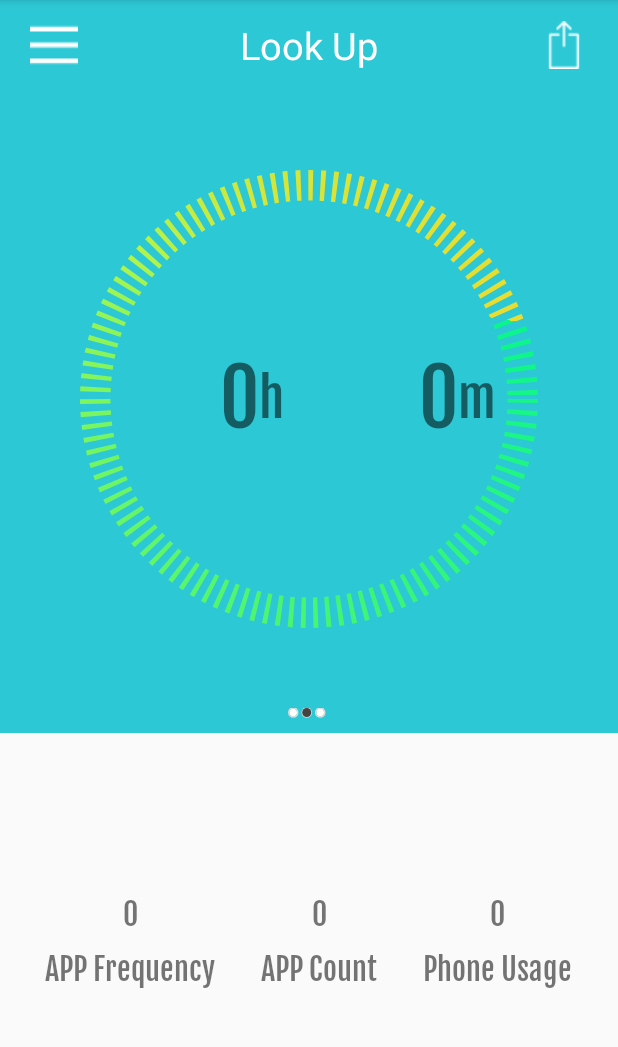
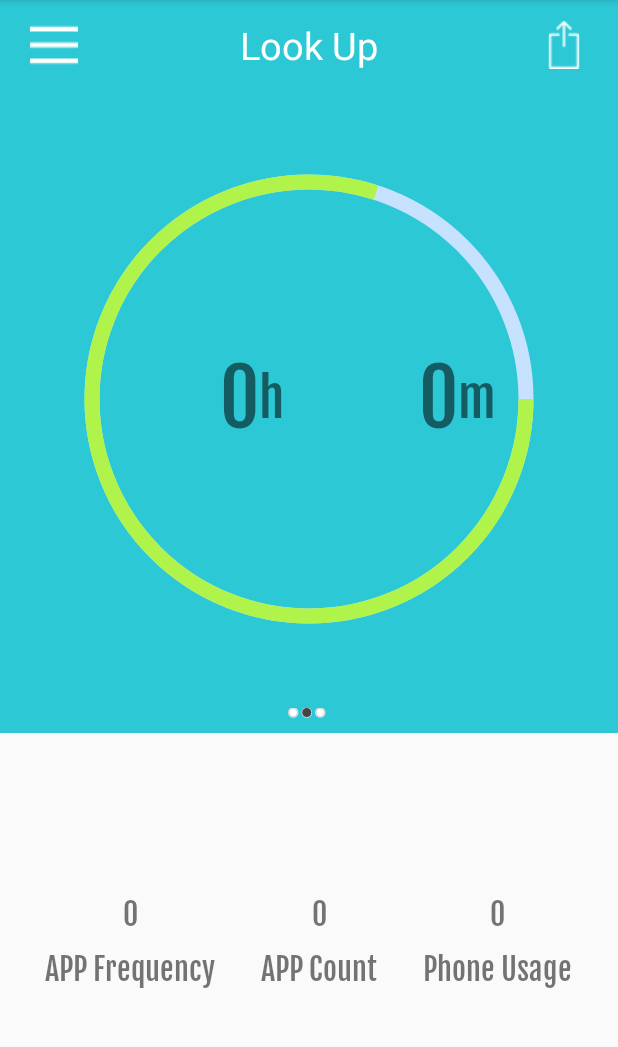
Before and after one commit to snowzhai/TimeManager, an Android app: the fragment ContentFragment shown on its own in the app's theme, on a phone screen of 412 x 824 dp, the part 84-1131 px from its top. Run offline under Robolectric (Android 15) with nearby library versions, the phone set to English and light mode, and no system bars; libraries missing offline, so code that uses them is left out: com.github.mikephil.charting, com.jeremyfeinstein.slidingmenu; 92 statements that could not run were skipped.

```diff
--- a/Time/src/main/java/com/tm/timemanager/fragment/SettingFragment.java
+++ b/Time/src/main/java/com/tm/timemanager/fragment/SettingFragment.java
@@ -13,11 +13,14 @@ import com.tm.timemanager.application.MyApplication;
  */
 public class SettingFragment extends BaseFragment {
 
+    private boolean isChecked;
+
     @Override
     public View initViews() {
-
+        isChecked = MyApplication.gettime("isChecked", true);
         View view = View.inflate(mActivity, R.layout.fragment_setting, null);
         final Switch swith = (Switch) view.findViewById(R.id.switch1);
+        swith.setChecked(!isChecked);
         swith.setOnCheckedChangeListener(new CompoundButton.OnCheckedChangeListener() {
             @Override
             public void onCheckedChanged(CompoundButton buttonView, boolean isChecked) {
--- a/Time/src/main/java/com/tm/timemanager/pager/HomePager.java
+++ b/Time/src/main/java/com/tm/timemanager/pager/HomePager.java
@@ -12,7 +12,9 @@ import android.widget.TextView;
 
 import com.tm.timemanager.R;
 import com.tm.timemanager.Utils.DateUtil;
+import com.tm.timemanager.application.MyApplication;
 import com.tm.timemanager.dao.DBOpenHelperdao;
+import com.tm.timemanager.view.RoundProgressBar;
 
 /**
  * Created by CHENQIAO on 2016/4/20.
@@ -26,6 +28,7 @@ public class HomePager extends BasePager {
     private LinearLayout rl_main_content;
     public View mView;
     private int i;
+    private RoundProgressBar roundProgressBar;
 
     public HomePager(Activity activity) {
         super(activity);
@@ -86,6 +89,15 @@ public class HomePager extends BasePager {
 
         animator2.start();
 
+        roundProgressBar = (RoundProgressBar) mView.findViewById(R.id.roundProgressBar);
+        int width = MyApplication.getPhoneWidth(mActivity);
+        int height = MyApplication.getPhoneHeight(mActivity);
+        i = (height > width) ? width : height;
+
+        roundProgressBar.setCricleProgressColor(0xffB0F44B);
+
+
+        roundProgressBar.setProgress(80);
 
 
     }
@@ -121,6 +133,4 @@ public class HomePager extends BasePager {
         tv_main_hour.setText(hour);
         tv_main_minute.setText(minutes);
     }
-
-
 }
--- /dev/null
+++ b/Time/src/main/java/com/tm/timemanager/view/RoundProgressBar.java
@@ -0,0 +1,247 @@
+package com.tm.timemanager.view;
+
+import android.content.Context;
+import android.content.res.TypedArray;
+import android.graphics.Canvas;
+import android.graphics.Color;
+import android.graphics.Paint;
+import android.graphics.RectF;
+import android.graphics.Typeface;
+import android.util.AttributeSet;
+import android.util.Log;
+import android.view.View;
+
+import com.tm.timemanager.R;
+
+/**
+ * Created by CHENQIAO on 2016/4/25.
+ */
+public class RoundProgressBar extends View {
+    /**
+     * 画笔对象的引用
+     */
+    private Paint paint;
+
+    /**
+     * 圆环的颜色
+     */
+    private int roundColor;
+
+    /**
+     * 圆环进度的颜色
+     */
+    private int roundProgressColor;
+
+    /**
+     * 中间进度百分比的字符串的颜色
+     */
+    private int textColor;
+
+    /**
+     * 中间进度百分比的字符串的字体
+     */
+    private float textSize;
+
+    /**
+     * 圆环的宽度
+     */
+    private float roundWidth;
+
+    /**
+     * 最大进度
+     */
+    private int max;
+
+    /**
+     * 当前进度
+     */
+    private int progress;
+    /**
+     * 是否显示中间的进度
+     */
+    private boolean textIsDisplayable;
+
+    /**
+     * 进度的风格，实心或者空心
+     */
+    private int style;
+
+    public static final int STROKE = 0;
+    public static final int FILL = 1;
+
+    public RoundProgressBar(Context context) {
+        this(context, null);
+    }
+
+    public RoundProgressBar(Context context, AttributeSet attrs) {
+        this(context, attrs, 0);
+    }
+
+    public RoundProgressBar(Context context, AttributeSet attrs, int defStyle) {
+        super(context, attrs, defStyle);
+
+        paint = new Paint();
+
+
+        TypedArray mTypedArray = context.obtainStyledAttributes(attrs,
+                R.styleable.RoundProgressBar);
+
+        //获取自定义属性和默认值
+        roundColor = mTypedArray.getColor(R.styleable.RoundProgressBar_roundColor, Color.RED);
+        roundProgressColor = mTypedArray.getColor(R.styleable.RoundProgressBar_roundProgressColor, Color.GREEN);
+        textColor = mTypedArray.getColor(R.styleable.RoundProgressBar_textColor, Color.GREEN);
+        textSize = mTypedArray.getDimension(R.styleable.RoundProgressBar_textSize, 15);
+        roundWidth = mTypedArray.getDimension(R.styleable.RoundProgressBar_roundWidth, 5);
+        max = mTypedArray.getInteger(R.styleable.RoundProgressBar_max, 100);
+        textIsDisplayable = mTypedArray.getBoolean(R.styleable.RoundProgressBar_textIsDisplayable, true);
+        style = mTypedArray.getInt(R.styleable.RoundProgressBar_style, 0);
+
+        mTypedArray.recycle();
+    }
+
+
+    @Override
+    protected void onDraw(Canvas canvas) {
+        super.onDraw(canvas);
+
+        /**
+         * 画最外层的大圆环
+         */
+        int centre = getWidth()/2; //获取圆心的x坐标
+        int radius = (int) (centre - roundWidth/2); //圆环的半径
+        paint.setColor(roundColor); //设置圆环的颜色
+        paint.setStyle(Paint.Style.STROKE); //设置空心
+        paint.setStrokeWidth(roundWidth); //设置圆环的宽度
+        paint.setAntiAlias(true);  //消除锯齿
+        canvas.drawCircle(centre, centre, radius, paint); //画出圆环
+
+        Log.e("log", centre + "");
+
+        /**
+         * 画进度百分比
+         */
+        paint.setStrokeWidth(0);
+        paint.setColor(textColor);
+        paint.setTextSize(textSize);
+        paint.setTypeface(Typeface.DEFAULT_BOLD); //设置字体
+        int percent = (int)(((float)progress / (float)max) * 100);  //中间的进度百分比，先转换成float在进行除法运算，不然都为0
+        float textWidth = paint.measureText(percent + "%");   //测量字体宽度，我们需要根据字体的宽度设置在圆环中间
+
+        if(textIsDisplayable && percent != 0 && style == STROKE){
+            canvas.drawText(percent + "%", centre - textWidth / 2, centre + textSize/2, paint); //画出进度百分比
+        }
+
+
+        /**
+         * 画圆弧 ，画圆环的进度
+         */
+
+        //设置进度是实心还是空心
+        paint.setStrokeWidth(roundWidth); //设置圆环的宽度
+        paint.setColor(roundProgressColor);  //设置进度的颜色
+        RectF oval = new RectF(centre - radius, centre - radius, centre
+                + radius, centre + radius);  //用于定义的圆弧的形状和大小的界限
+
+        switch (style) {
+            case STROKE:{
+                paint.setStyle(Paint.Style.STROKE);
+                canvas.drawArc(oval, 0, 360 * progress / max, false, paint);  //根据进度画圆弧
+                break;
+            }
+            case FILL:{
+                paint.setStyle(Paint.Style.FILL_AND_STROKE);
+                if(progress !=0)
+                    canvas.drawArc(oval, 0, 360 * progress / max, true, paint);  //根据进度画圆弧
+                break;
+            }
+        }
+
+    }
+
+
+    public synchronized int getMax() {
+        return max;
+    }
+
+    /**
+     * 设置进度的最大值
+     * @param max
+     */
+    public synchronized void setMax(int max) {
+        if(max < 0){
+            throw new IllegalArgumentException("max not less than 0");
+        }
+        this.max = max;
+    }
+
+    /**
+     * 获取进度.需要同步
+     * @return
+     */
+    public synchronized int getProgress() {
+        return progress;
+    }
+
+    /**
+     * 设置进度，此为线程安全控件，由于考虑多线的问题，需要同步
+     * 刷新界面调用postInvalidate()能在非UI线程刷新
+     * @param progress
+     */
+    public synchronized void setProgress(int progress) {
+        if(progress < 0){
+            throw new IllegalArgumentException("progress not less than 0");
+        }
+        if(progress > max){
+            progress = max;
+        }
+        if(progress <= max){
+            this.progress = progress;
+            postInvalidate();
+        }
+
+    }
+
+
+    public int getCricleColor() {
+        return roundColor;
+    }
+
+    public void setCricleColor(int cricleColor) {
+        this.roundColor = cricleColor;
+    }
+
+    public int getCricleProgressColor() {
+        return roundProgressColor;
+    }
+
+    public void setCricleProgressColor(int cricleProgressColor) {
+        this.roundProgressColor = cricleProgressColor;
+    }
+
+    public int getTextColor() {
+        return textColor;
+    }
+
+    public void setTextColor(int textColor) {
+        this.textColor = textColor;
+    }
+
+    public float getTextSize() {
+        return textSize;
+    }
+
+    public void setTextSize(float textSize) {
+        this.textSize = textSize;
+    }
+
+    public float getRoundWidth() {
+        return roundWidth;
+    }
+
+    public void setRoundWidth(float roundWidth) {
+        this.roundWidth = roundWidth;
+    }
+
+
+
+}
--- a/Time/src/main/res/layout/fragment_setting.xml
+++ b/Time/src/main/res/layout/fragment_setting.xml
@@ -15,7 +15,7 @@
             android:layout_weight="1"
             android:layout_marginLeft="40dp"
             android:layout_height="wrap_content"
-            android:text="是否开启"/>
+            android:text="是否开启通知栏"/>
         <Switch
             android:layout_width="0dp"
             android:layout_weight="1"
--- a/Time/src/main/res/layout/pager_home.xml
+++ b/Time/src/main/res/layout/pager_home.xml
@@ -1,7 +1,8 @@
 <?xml version="1.0" encoding="utf-8"?>
 <FrameLayout xmlns:android="http://schemas.android.com/apk/res/android"
-android:layout_width="match_parent"
-android:layout_height="wrap_content">
+    android:layout_width="match_parent"
+    android:layout_height="wrap_content"
+    xmlns:android_custom="http://schemas.android.com/apk/res-auto">
 
 
 <LinearLayout
@@ -56,9 +57,21 @@ android:layout_height="wrap_content">
         android:layout_weight="0.7"/>
 </LinearLayout>
 
-<com.tm.timemanager.view.RingView
-    android:layout_width="match_parent"
-    android:layout_height="match_parent"/>
+<!--<com.tm.timemanager.view.RingView-->
+    <!--android:layout_width="match_parent"-->
+    <!--android:layout_height="match_parent"/>-->
 
 
+
+
+    <com.tm.timemanager.view.RoundProgressBar
+    android:id="@+id/roundProgressBar"
+    android:layout_gravity="center"
+    android:layout_width="300dp"
+    android:layout_height="300dp"
+    android_custom:roundColor="#C6E2FF"
+    android_custom:roundWidth="10dip"
+    android_custom:roundProgressColor="#CD3333"
+    android_custom:textIsDisplayable="false" />
+
 </FrameLayout>
```
Also changed, not shown: Time/src/main/java/com/tm/timemanager/Activity/HomeActivity.java (+15 -5 lines), Time/src/main/res/values/attrs.xml (added, +16 -0 lines).
